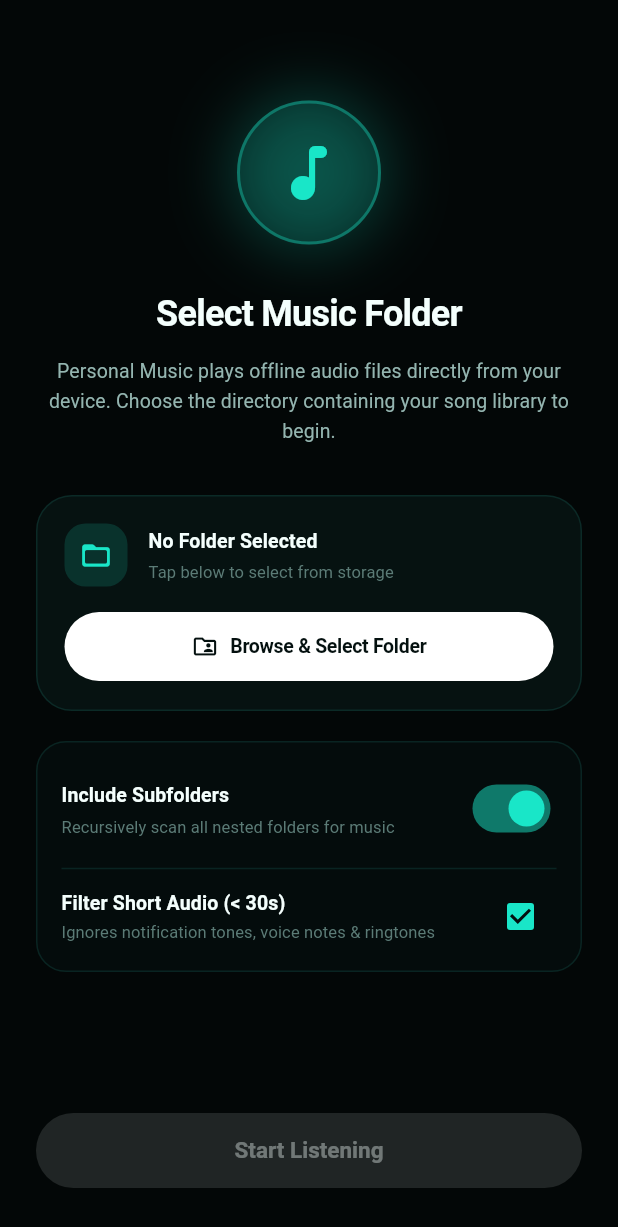
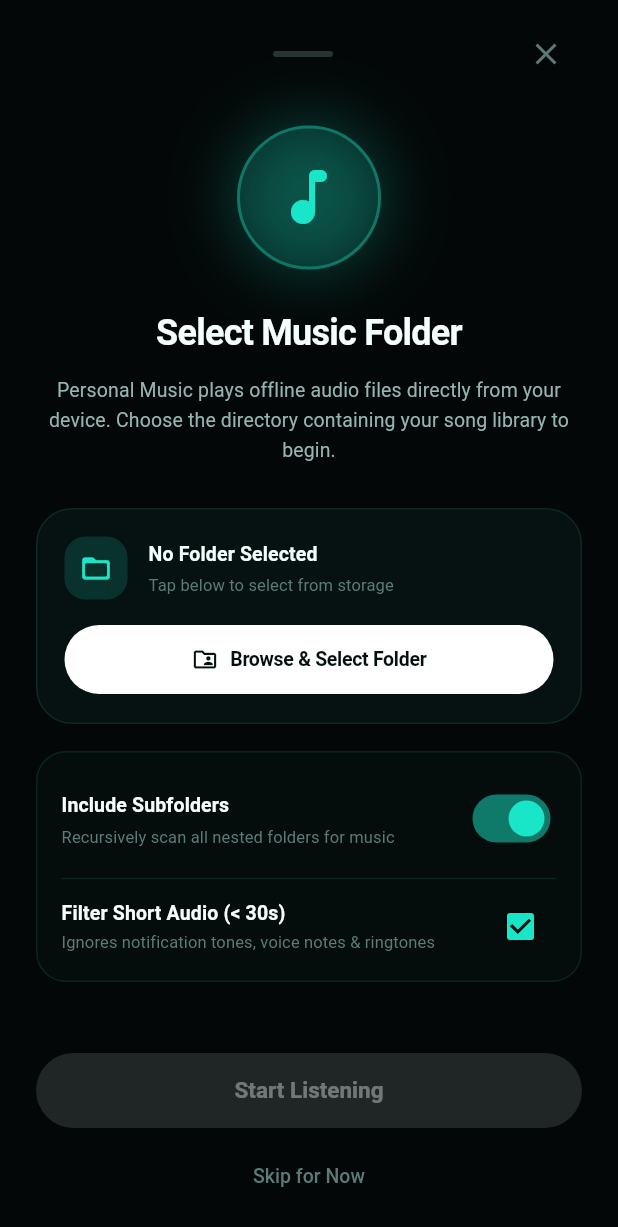
Before and after one commit to Dharaneesh-S-S/Mobile, a Flutter app: the MusicOnboardingSheet screen opened directly, on a phone screen of 412 x 824 dp. Shown: the top 1227 px of the screen. Run offline on Flutter 3.47's test engine with Material 3 defaults, Android fonts, the phone set to English and light mode, and no system bars; our stand-ins replace drift, drift_flutter, file_picker, fl_chart, flutter_local_notifications, flutter_riverpod and 9 more; missing offline and left inert: app_settings, app_usage, dart:ui_web, device_apps, flutter_quill, home_widget; accounts and stored records are empty; generated files the repository leaves out were written again.

Commit message:
fix(navigation): restore More bottom navigation, remove rogue navigator pops, and prevent music onboarding from blocking suite navigation

```diff
--- a/lib/features/music/presentation/music_onboarding_sheet.dart
+++ b/lib/features/music/presentation/music_onboarding_sheet.dart
@@ -17,10 +17,31 @@ class MusicOnboardingSheet extends ConsumerWidget {
       backgroundColor: AppColors.canvasBase,
       body: SafeArea(
         child: Padding(
-          padding: const EdgeInsets.symmetric(horizontal: 24.0, vertical: 20.0),
+          padding: const EdgeInsets.symmetric(horizontal: 24.0, vertical: 12.0),
           child: Column(
             crossAxisAlignment: CrossAxisAlignment.center,
             children: [
+              // Top Bar with Close button
+              Row(
+                mainAxisAlignment: MainAxisAlignment.spaceBetween,
+                children: [
+                  const SizedBox(width: 40),
+                  Container(
+                    width: 40,
+                    height: 4,
+                    decoration: BoxDecoration(
+                      color: AppColors.textTealMuted.withOpacity(0.4),
+                      borderRadius: BorderRadius.circular(2),
+                    ),
+                  ),
+                  IconButton(
+                    icon: const Icon(Icons.close, color: AppColors.textTealMuted),
+                    tooltip: 'Close',
+                    onPressed: () => Navigator.of(context).pop(),
+                  ),
+                ],
+              ),
+
               const Spacer(flex: 1),
 
               // Hero Music Icon with Glow
@@ -49,7 +70,7 @@ class MusicOnboardingSheet extends ConsumerWidget {
                 ),
               ),
 
-              const SizedBox(height: 28),
+              const SizedBox(height: 24),
 
               // Title & Subtitle
               const Text(
@@ -75,7 +96,7 @@ class MusicOnboardingSheet extends ConsumerWidget {
                 ),
               ),
 
-              const SizedBox(height: 32),
+              const SizedBox(height: 28),
 
               // Folder Selection Glass Card
               Container(
@@ -165,7 +186,7 @@ class MusicOnboardingSheet extends ConsumerWidget {
                 ),
               ),
 
-              const SizedBox(height: 20),
+              const SizedBox(height: 18),
 
               // Options & Toggles Card
               Container(
@@ -274,6 +295,9 @@ class MusicOnboardingSheet extends ConsumerWidget {
                       : () async {
                           await notifier.completeOnboarding();
                           onCompleted?.call();
+                          if (context.mounted) {
+                            Navigator.of(context).pop();
+                          }
                         },
                   style: FilledButton.styleFrom(
                     backgroundColor: AppColors.glowTealPrimary,
@@ -291,7 +315,22 @@ class MusicOnboardingSheet extends ConsumerWidget {
                 ),
               ),
 
-              const SizedBox(height: 12),
+              const SizedBox(height: 8),
+
+              // Skip / Dismiss Button
+              TextButton(
+                onPressed: () => Navigator.of(context).pop(),
+                child: const Text(
+                  'Skip for Now',
+                  style: TextStyle(
+                    color: AppColors.textTealMuted,
+                    fontSize: 13,
+                    fontWeight: FontWeight.w500,
+                  ),
+                ),
+              ),
+
+              const SizedBox(height: 4),
             ],
           ),
         ),
```
Also changed, not shown: lib/features/app_shell/presentation/app_shell.dart (+22 -23 lines), lib/features/music/presentation/music_dashboard_screen.dart (+0 -14 lines).
